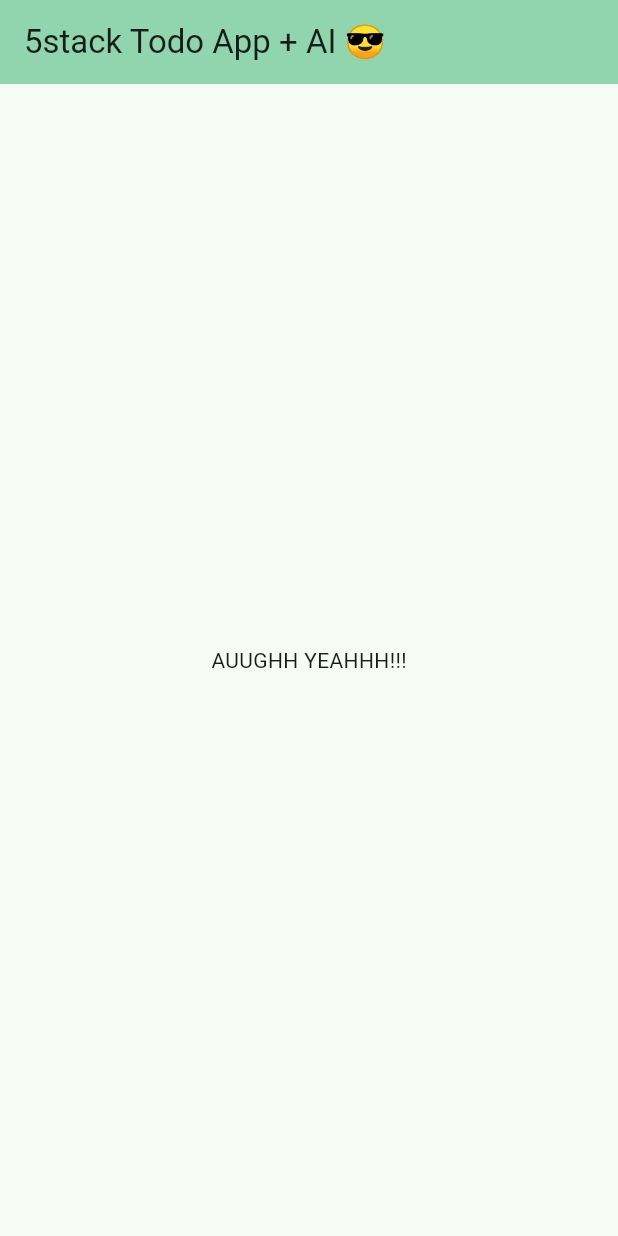
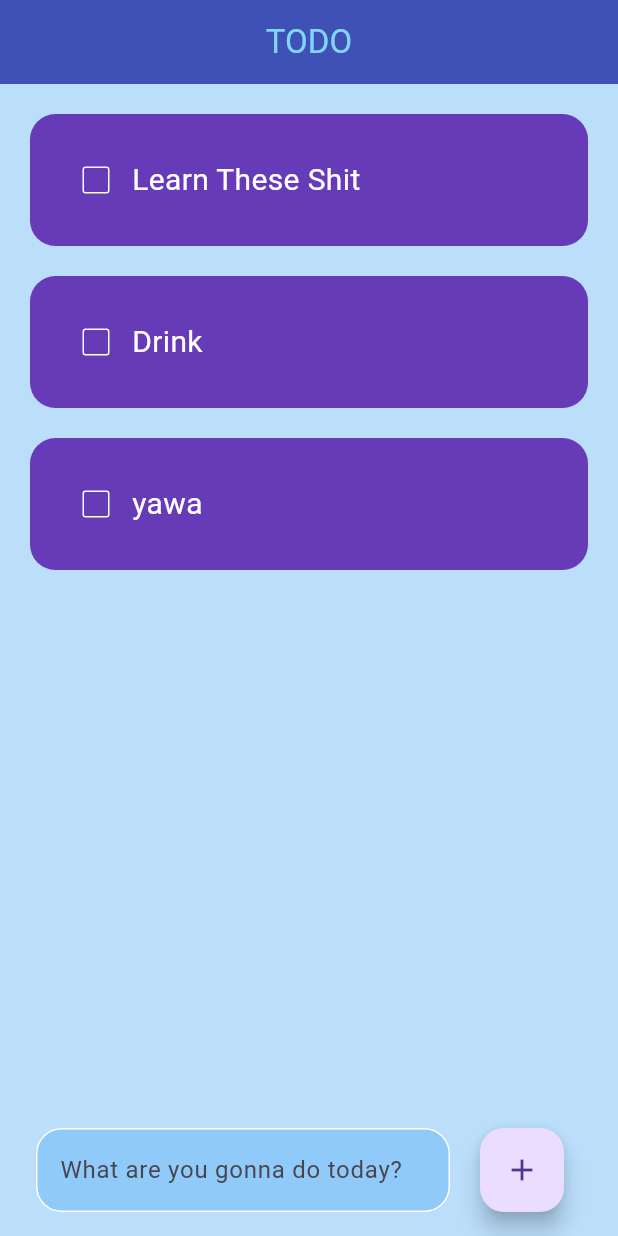
Before and after one commit to DymNomZ/todo_app_5stack, a Flutter app: the screen it shows after launch, on a phone screen of 412 x 824 dp. Run offline on Flutter 3.47's test engine with Material 3 defaults, Android fonts, the phone set to English and light mode, and no system bars; drawn by our look-alikes of flutter_slidable.

Commit message:
To Do App with issues: Bleeding sdk changed to 3.6.2 from 3.7.0

```diff
--- /dev/null
+++ b/lib/home_page.dart
@@ -0,0 +1,104 @@
+import 'package:flutter/cupertino.dart';
+import 'package:flutter/material.dart';
+import 'package:todo_app_5stack/utils/todo_list.dart';
+
+class HomePage extends StatefulWidget {
+  HomePage({super.key});
+
+  @override
+  State<HomePage> createState() => _HomePageState();
+}
+
+class _HomePageState extends State<HomePage> {
+  final _controller = TextEditingController();
+  List toDoList = [
+    ['Learn These Shit', false],
+    ['Drink', false],
+    ['yawa', false],
+  ];
+
+  void checkBoxChanged(int idx){
+    setState(() {
+      toDoList[idx][1] = !toDoList[idx][1];
+    });
+  }
+
+  void newTask(){
+    setState(() {
+      toDoList.add([_controller.text, false]);
+      _controller.clear();
+    });
+  }
+
+  void deleteTask(int idx){
+    setState(() {
+      toDoList.removeAt(idx);
+    });
+  }
+
+  @override
+  Widget build(BuildContext context) {
+    return Scaffold(
+        backgroundColor: Colors.blue.shade100,
+        appBar: AppBar(
+          title: Text('TODO'),
+          centerTitle: true, // Aligns the title in the center
+          backgroundColor: Colors.indigo,
+          foregroundColor: Colors.lightBlue.shade200,
+        ),
+        body: ListView.builder(
+          itemCount: toDoList.length,
+          itemBuilder: (BuildContext context, index) {
+            return TodoList(
+              taskName: toDoList[index][0],
+              taskState: toDoList[index][1],
+              onChanged: (value) => checkBoxChanged(index),
+              deleteItem: (context) => deleteTask(index),
+            );
+          },
+        ),
+        floatingActionButton: Padding(
+            padding: EdgeInsets.symmetric(horizontal: 20),
+            child: Row(
+              children: [
+                Expanded(
+                  child: Padding(
+                    padding: const EdgeInsets.symmetric(
+                        horizontal: 20
+                    ),
+                    child: TextField(
+                      controller: _controller,
+                      decoration: InputDecoration(
+                        hintText: 'What are you gonna do today?',
+                        filled: true,
+                        fillColor: Colors.blue.shade200,
+                        enabledBorder: OutlineInputBorder(
+                            borderSide: BorderSide(
+                              color: Colors.white,
+                            ),
+                            borderRadius:  BorderRadius.circular(17)
+                        ),
+                        focusedBorder: OutlineInputBorder(
+                            borderSide: BorderSide(
+                              color: Colors.white,
+                            ),
+                            borderRadius:  BorderRadius.circular(17)
+                        ),
+                      ),
+                    ),
+                  ),
+
+                ),
+                FloatingActionButton(
+                  onPressed: newTask,
+                  child: Icon(Icons.add),
+
+                ),
+              ],
+            )
+        )
+
+
+    );
+  }
+}
--- a/lib/main.dart
+++ b/lib/main.dart
@@ -1,4 +1,6 @@
 import 'package:flutter/material.dart';
+import 'splash_screen.dart';
+import 'package:todo_app_5stack/home_page.dart';
 
 void main() {
   runApp(const MyApp());
@@ -10,12 +12,8 @@
   @override
   Widget build(BuildContext context) {
     return MaterialApp(
-      title: '5stack Todo App + AI 😎',
       debugShowCheckedModeBanner: false,
-      theme: ThemeData(
-        colorScheme: ColorScheme.fromSeed(seedColor: Colors.greenAccent),
-      ),
-      home: const MyHomePage(title: '5stack Todo App + AI 😎'),
+      home: HomePage(),
     );
   }
 }
@@ -39,29 +37,71 @@
 }
 
 class _MyHomePageState extends State<MyHomePage> {
+  int _counter = 0;
 
-  // A call to setState tells the Flutter framework that something has
-  // changed in this State, which causes it to rerun the build method below
-  // so that the display can reflect the updated values.
+  void _incrementCounter() {
+    setState(() {
+      // This call to setState tells the Flutter framework that something has
+      // changed in this State, which causes it to rerun the build method below
+      // so that the display can reflect the updated values. If we changed
+      // _counter without calling setState(), then the build method would not be
+      // called again, and so nothing would appear to happen.
+      _counter++;
+    });
+  }
 
   @override
   Widget build(BuildContext context) {
-    // This method is rerun every time setState is called
+    // This method is rerun every time setState is called, for instance as done
+    // by the _incrementCounter method above.
+    //
+    // The Flutter framework has been optimized to make rerunning build methods
+    // fast, so that you can just rebuild anything that needs updating rather
+    // than having to individually change instances of widgets.
     return Scaffold(
       appBar: AppBar(
+        // TRY THIS: Try changing the color here to a specific color (to
+        // Colors.amber, perhaps?) and trigger a hot reload to see the AppBar
+        // change color while the other colors stay the same.
         backgroundColor: Theme.of(context).colorScheme.inversePrimary,
         // Here we take the value from the MyHomePage object that was created by
         // the App.build method, and use it to set our appbar title.
         title: Text(widget.title),
       ),
       body: Center(
+        // Center is a layout widget. It takes a single child and positions it
+        // in the middle of the parent.
         child: Column(
+          // Column is also a layout widget. It takes a list of children and
+          // arranges them vertically. By default, it sizes itself to fit its
+          // children horizontally, and tries to be as tall as its parent.
+          //
+          // Column has various properties to control how it sizes itself and
+          // how it positions its children. Here we use mainAxisAlignment to
+          // center the children vertically; the main axis here is the vertical
+          // axis because Columns are vertical (the cross axis would be
+          // horizontal).
+          //
+          // TRY THIS: Invoke "debug painting" (choose the "Toggle Debug Paint"
+          // action in the IDE, or press "p" in the console), to see the
+          // wireframe for each widget.
           mainAxisAlignment: MainAxisAlignment.center,
           children: <Widget>[
-            const Text('AUUGHH YEAHHH!!!'),
+            const Text(
+              'You have pushed the button this many times:',
+            ),
+            Text(
+              '$_counter',
+              style: Theme.of(context).textTheme.headlineMedium,
+            ),
           ],
         ),
       ),
+      floatingActionButton: FloatingActionButton(
+        onPressed: _incrementCounter,
+        tooltip: 'Increment',
+        child: const Icon(Icons.add),
+      ), // This trailing comma makes auto-formatting nicer for build methods.
     );
   }
 }
--- /dev/null
+++ b/lib/utils/todo_list.dart
@@ -0,0 +1,68 @@
+import 'package:flutter/material.dart';
+import 'package:flutter_slidable/flutter_slidable.dart';
+
+class TodoList extends StatelessWidget {
+  const TodoList(
+      {super.key,
+      required this.taskName,
+      required this.taskState,
+      required this.onChanged,
+      required this.deleteItem});
+
+  final String taskName;
+  final bool taskState;
+  final Function(bool?)? onChanged;
+  final Function(BuildContext)? deleteItem;
+
+  @override
+  Widget build(BuildContext context) {
+    return Padding(
+      padding: const EdgeInsets.only(top: 20, left: 20, right: 20, bottom: 0),
+      child: Slidable(
+        endActionPane: ActionPane(
+            motion: StretchMotion(),
+            children: [
+              SlidableAction(
+                onPressed: deleteItem,
+                icon:Icons.delete,
+                borderRadius: BorderRadius.circular(15),
+                backgroundColor: Colors.redAccent.shade200,
+              ),
+            ]
+        ),
+        child: Container(
+          padding: EdgeInsets.all(20),
+          decoration: BoxDecoration(
+            color: Colors.deepPurple, // Keeps only BoxDecoration's color
+            borderRadius: BorderRadius.circular(17),
+          ),
+          child: Row(
+            children: [
+              Checkbox(
+                value: taskState,
+                onChanged: onChanged,
+                checkColor: Colors.black,
+                activeColor: Colors.white,
+                side: BorderSide(
+                  color: Colors.white,
+                ),
+                // checkColor: Colors.white,
+              ),
+              Text(
+                taskName,
+                style: TextStyle(
+                  color: Colors.white,
+                  fontSize: 20,
+                  decoration: taskState ? TextDecoration.lineThrough : TextDecoration.none,
+                  decorationColor: Colors.redAccent,
+                  decorationThickness: 2,
+                ),
+              ),
+            ],
+          ),
+        ),
+      )
+
+    );
+  }
+}
--- a/pubspec.yaml
+++ b/pubspec.yaml
@@ -19,7 +19,7 @@ publish_to: 'none' # Remove this line if you wish to publish to pub.dev
 version: 1.0.0+1
 
 environment:
-  sdk: ^3.7.0
+  sdk: ^3.6.2
 
 # Dependencies specify other packages that your package needs in order to work.
 # To automatically upgrade your package dependencies to the latest versions
@@ -34,6 +34,7 @@ dependencies:
   # The following adds the Cupertino Icons font to your application.
   # Use with the CupertinoIcons class for iOS style icons.
   cupertino_icons: ^1.0.8
+  flutter_slidable: ^3.1.0
 
 dev_dependencies:
   flutter_test:
```
Also changed, not shown: lib/splash_screen.dart (added, +23 -0 lines), pubspec.lock.
